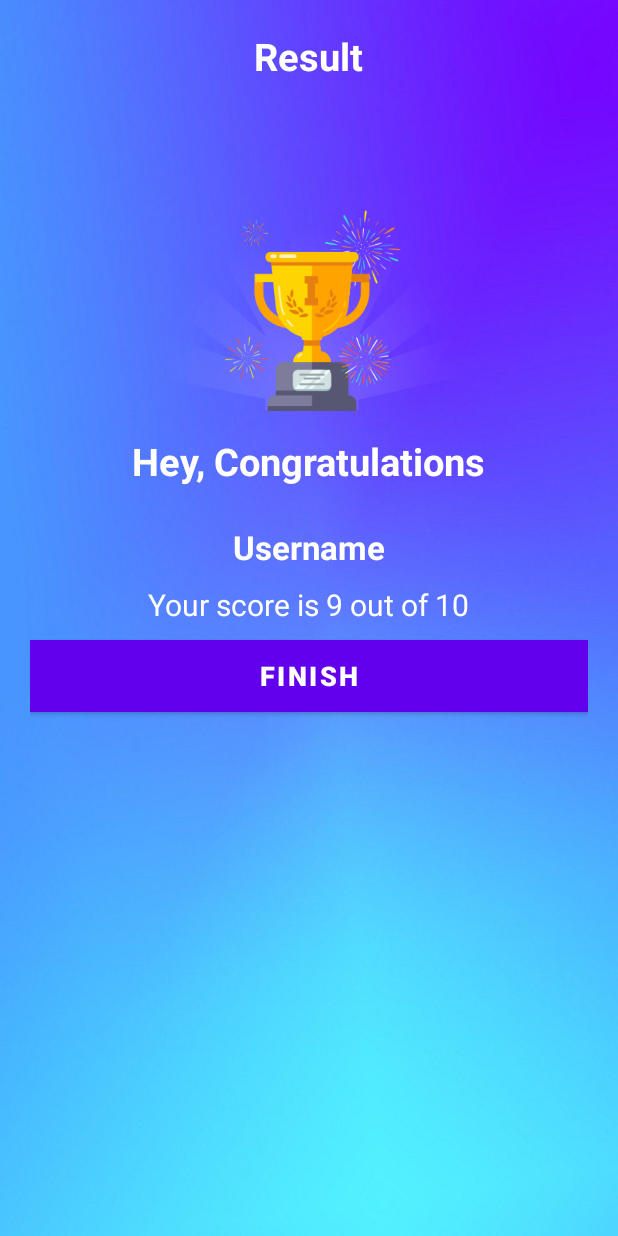
After one commit to nijatmursali/mobile-applications-project, an Android app: the layout activity_result.xml on its own in the app's theme, with its tools: preview values and no code run, on a phone screen of 412 x 824 dp. The commit adds this screen. Run offline under Robolectric (Android 15) with nearby library versions, the phone set to English and light mode, and no system bars.

Commit message:
added results page
result page shows user's name and score

```diff
--- a/quizapp/app/src/main/AndroidManifest.xml
+++ b/quizapp/app/src/main/AndroidManifest.xml
@@ -9,8 +9,9 @@
         android:roundIcon="@mipmap/ic_launcher_round"
         android:supportsRtl="true"
         android:theme="@style/Theme.Quizapp">
-        <activity android:name=".LoginActivity"/>
-        <activity android:name=".QuizActivity"/>
+        <activity android:name=".ResultActivity"/>
+        <activity android:name=".LoginActivity" />
+        <activity android:name=".QuizActivity" />
         <activity android:name=".MainActivity">
             <intent-filter>
                 <action android:name="android.intent.action.MAIN" />
--- a/quizapp/app/src/main/java/com/sapienza/quizapp/Constants.kt
+++ b/quizapp/app/src/main/java/com/sapienza/quizapp/Constants.kt
@@ -1,10 +1,13 @@
 package com.sapienza.quizapp
 
 object Constants{
+    const val USER_NAME: String = "username"
+    const val TOTAL_QUESTIONS: String = "total_questions"
+    var CORRECT_ANSWERS: String = "total_answers"
+
     fun getQuestions(): ArrayList<ParseQuestions>{
         var questionsList = ArrayList<ParseQuestions>()
 
-       // val integers =
         // 1
         val que1 = ParseQuestions(
                 1,
--- a/quizapp/app/src/main/java/com/sapienza/quizapp/LoginActivity.kt
+++ b/quizapp/app/src/main/java/com/sapienza/quizapp/LoginActivity.kt
@@ -16,6 +16,7 @@ class LoginActivity: AppCompatActivity() {
                 Toast.makeText(this, "Please enter your name", Toast.LENGTH_SHORT).show()
             }else {
                 val intent = Intent(this, QuizActivity::class.java)
+                intent.putExtra(Constants.USER_NAME, et_name.text.toString())
                 startActivity(intent)
                 finish()
             }
--- /dev/null
+++ b/quizapp/app/src/main/res/layout/activity_result.xml
@@ -0,0 +1,66 @@
+<?xml version="1.0" encoding="utf-8"?>
+<LinearLayout xmlns:android="http://schemas.android.com/apk/res/android"
+    xmlns:app="http://schemas.android.com/apk/res-auto"
+    xmlns:tools="http://schemas.android.com/tools"
+    android:background="@drawable/bg"
+    android:orientation="vertical"
+    android:gravity="center_horizontal"
+    android:padding="20dp"
+    android:layout_width="match_parent"
+    android:layout_height="match_parent"
+    tools:context=".ResultActivity">
+
+    <TextView
+        android:id="@+id/tv_result"
+        android:layout_width="wrap_content"
+        android:layout_height="wrap_content"
+        android:text="Result"
+        android:textColor="@color/white"
+        android:textStyle="bold"
+        android:textSize="25sp"/>
+
+
+    <ImageView
+        android:id="@+id/iv_trophy"
+        android:layout_width="339dp"
+        android:layout_height="219dp"
+        android:contentDescription="image"
+        android:src="@drawable/ic_trophy" />
+    <TextView
+        android:id="@+id/tv_congratulations"
+        android:layout_width="wrap_content"
+        android:layout_height="wrap_content"
+        android:layout_marginTop="16dp"
+        android:text="Hey, Congratulations"
+        android:textColor="@color/white"
+        android:textSize="25sp"
+        android:textStyle="bold"
+        />
+    <TextView
+        android:id="@+id/tv_name"
+        android:layout_width="wrap_content"
+        android:layout_height="wrap_content"
+        android:layout_marginTop="25dp"
+        android:textColor="@color/white"
+        android:textSize="22sp"
+        android:textStyle="bold"
+        android:text="Username"/>
+    <TextView
+        android:id="@+id/tv_score"
+        android:layout_width="wrap_content"
+        android:layout_height="wrap_content"
+        android:layout_marginTop="10dp"
+        android:textColor="@color/white"
+        android:textSize="20sp"
+        android:text="Your score is 9 out of 10"/>
+    <Button
+        android:id="@+id/btn_finish"
+        android:layout_width="match_parent"
+        android:layout_height="wrap_content"
+        android:layout_marginTop="10dp"
+        android:background="@color/design_default_color_primary"
+        android:text="Finish"
+        android:textColor="@color/white"
+        android:textSize="18sp"
+        android:textStyle="bold"/>
+</LinearLayout>
--- a/quizapp/build.gradle
+++ b/quizapp/build.gradle
@@ -6,7 +6,7 @@ buildscript {
         jcenter()
     }
     dependencies {
-        classpath "com.android.tools.build:gradle:4.1.0"
+        classpath 'com.android.tools.build:gradle:4.1.1'
         classpath "org.jetbrains.kotlin:kotlin-gradle-plugin:$kotlin_version"
 
         // NOTE: Do not place your application dependencies here; they belong
```
Also changed, not shown: quizapp/app/src/main/java/com/sapienza/quizapp/QuizActivity.kt (+11 -10 lines), quizapp/app/src/main/java/com/sapienza/quizapp/ResultActivity.kt (added, +24 -0 lines), quizapp/app/src/main/res/drawable/ic_trophy.png (added).
